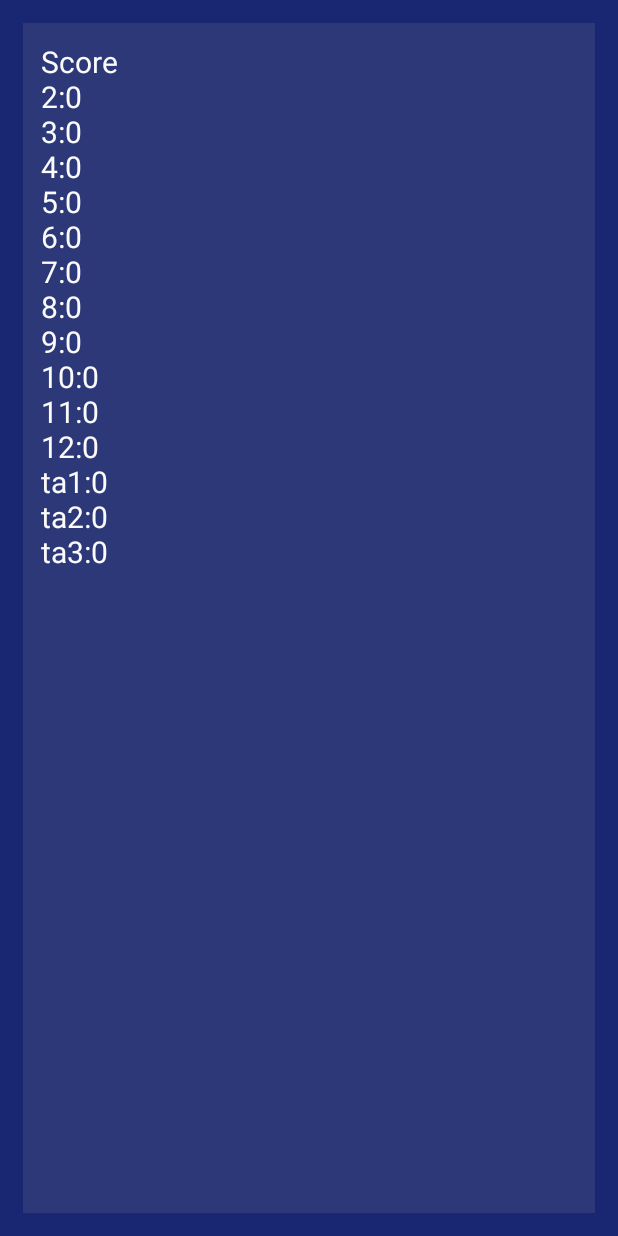
After one commit to Ferch04/SolitaireDiceApp, an Android app: the layout highscorewindow.xml on its own in the app's theme, with its tools: preview values and no code run, on a phone screen of 412 x 824 dp. The commit adds this screen. Run offline under Robolectric (Android 15) with nearby library versions, the phone set to English and light mode, and no system bars.

Commit message:
Merge RestartProject and master

```diff
--- a/app/src/main/AndroidManifest.xml
+++ b/app/src/main/AndroidManifest.xml
@@ -9,7 +9,7 @@
         android:roundIcon="@mipmap/ic_launcher_round"
         android:supportsRtl="true"
         android:theme="@style/Theme.SolitaireDice">
-        <activity android:name=".MainActivity" android:screenOrientation="portrait">
+        <activity android:name="myFirstApp.com.solitairedice.MainActivity" android:screenOrientation="portrait">
             <intent-filter>
                 <action android:name="android.intent.action.MAIN" />
                 <category android:name="android.intent.category.LAUNCHER" />
@@ -19,6 +19,9 @@
             android:name=".MainActivity"
             android:exported="false">
         </activity>
+        <activity
+            android:name=".HighScore"
+            android:theme="@style/AppTheme.CustomTheme" />
     </application>
 
 </manifest>
--- a/app/src/main/java/myFirstApp/com/solitairedice/Scoring.java
+++ b/app/src/main/java/myFirstApp/com/solitairedice/Scoring.java
@@ -96,6 +96,11 @@ public class Scoring {
         assert aux_throw != null;
         return aux_throw.text;
     }
+    public int GetThrowAwayNum(int num){
+        Throw aux_throw = hashThrowAway.get(num);
+        assert aux_throw != null;
+        return aux_throw.count;
+    }
     public int GetCount(int num){
         return (Objects.requireNonNull(hasScore.get(num))).Count;
     }
--- /dev/null
+++ b/app/src/main/res/layout/highscorewindow.xml
@@ -0,0 +1,34 @@
+<?xml version="1.0" encoding="utf-8"?>
+<RelativeLayout xmlns:android="http://schemas.android.com/apk/res/android"
+    android:layout_width="match_parent"
+    android:layout_height="match_parent"
+    android:background="#192773">
+
+    <FrameLayout
+        android:layout_width="wrap_content"
+        android:layout_height="wrap_content"
+        android:layout_alignParentStart="true"
+        android:layout_alignParentLeft="true"
+        android:layout_alignParentTop="true"
+        android:layout_alignParentEnd="true"
+        android:layout_alignParentRight="true"
+        android:layout_alignParentBottom="true"
+        android:layout_marginStart="15dp"
+        android:layout_marginLeft="15dp"
+        android:layout_marginTop="15dp"
+        android:layout_marginEnd="15dp"
+        android:layout_marginRight="15dp"
+        android:layout_marginBottom="15dp"
+        android:background="#2D3878">
+
+        <TextView
+            android:id="@+id/highScoreText"
+            android:layout_width="wrap_content"
+            android:layout_height="wrap_content"
+            android:layout_marginLeft="12dp"
+            android:layout_marginTop="12dp"
+            android:text="Score\n2:0\n3:0\n4:0\n5:0\n6:0\n7:0\n8:0\n9:0\n10:0\n11:0\n12:0\nta1:0\nta2:0\nta3:0"
+            android:textColor="#FBFBFB"
+            android:textSize="20sp" />
+    </FrameLayout>
+</RelativeLayout>
--- /dev/null
+++ b/app/src/main/res/values/styles.xml
@@ -0,0 +1,10 @@
+<?xml version="1.0" encoding="utf-8"?>
+<resources>
+    <style name="AppTheme" parent="Theme.AppCompat.Light.DarkActionBar">
+
+    </style>
+    <style name="AppTheme.CustomTheme">
+        <item name="android:windowIsTranslucent">true</item>
+        <item name="android:windowCloseOnTouchOutside">true</item>
+    </style>
+</resources>
```
Also changed, not shown: app/src/main/java/myFirstApp/com/solitairedice/HighScore.java (added, +34 -0 lines), app/src/main/java/myFirstApp/com/solitairedice/MainActivity.java (+50 -13 lines).
